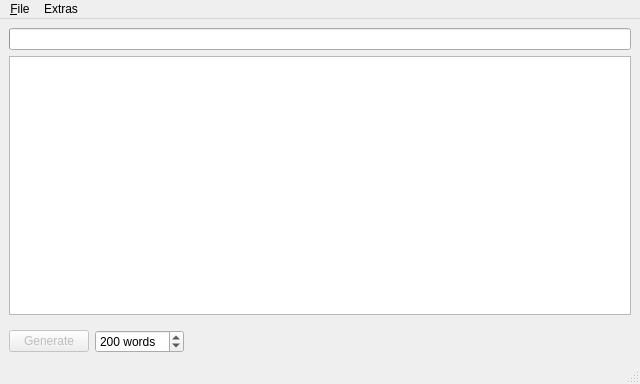
Before: the Qt Designer form mainwindow.ui in 607011/Belletristiq, drawn with Qt 5.
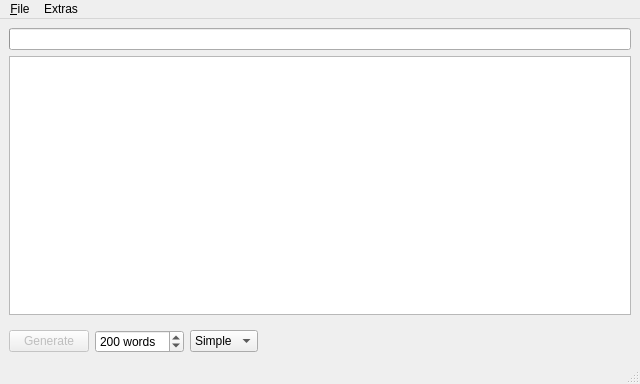
After: the same form once the commit is applied.

Commit message: Added a combobox to select generation algorithm.

What changed in the file:
```diff
--- a/mainwindow.ui
+++ b/mainwindow.ui
@@ -78,6 +78,15 @@
         </property>
        </widget>
       </item>
+      <item>
+       <widget class="QComboBox" name="algorithmComboBox">
+        <item>
+         <property name="text">
+          <string>Simple</string>
+         </property>
+        </item>
+       </widget>
+      </item>
       <item>
        <spacer name="horizontalSpacer">
         <property name="orientation">
```
Left out of the diff: 2 changed lines with no effect on the pictures. The commit also changes 2 other files.
